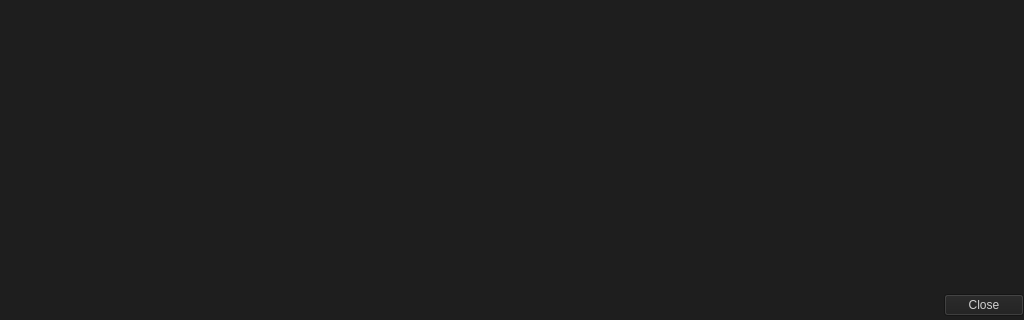
Qt form View/Page/ImageViewerPage.ui (altay-brusan/etrek) before a commit; both pictures show x 0 to 1024 and y 448 to 768 of the 1024 by 768 pixel window.
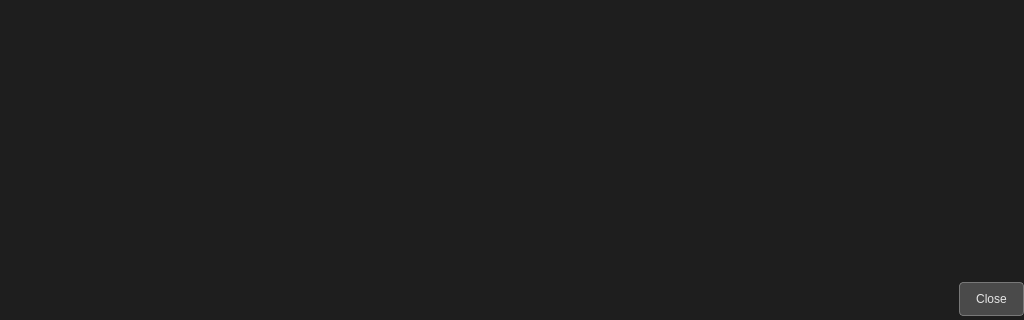
The same form after that commit.

Commit message:
Update QPushButton styles for consistent UI design
Enhanced QPushButton appearance and behavior across multiple `.ui` files:
- Added CSS-like styles for border, border-radius, background, text color, padding, and minimum height.
- Defined hover, pressed, focus, and disabled states for improved interactivity.
- Replaced `color: rgb(208, 208, 208);` with new button-specific styles.
- Updated `WorklistPage.ui` to include font size adjustments and consistent button styles.

These changes ensure a modern, unified, and polished user interface.

```diff
--- a/View/Page/ImageViewerPage.ui
+++ b/View/Page/ImageViewerPage.ui
@@ -59,7 +59,29 @@
       </font>
      </property>
      <property name="styleSheet">
-      <string notr="true">color: rgb(208, 208, 208);</string>
+      <string notr="true">QPushButton {
+    border: 1px solid rgb(120, 120, 120);
+    border-radius: 4px;
+    background: rgb(74, 74, 74);
+    color: rgb(230, 230, 230);
+    min-height: 24px;
+    padding: 4px 16px;
+}
+QPushButton:hover {
+    border-color: rgb(160, 160, 160);
+    background: rgb(92, 92, 92);
+}
+QPushButton:pressed {
+    background: rgb(64, 64, 64);
+}
+QPushButton:focus {
+    border-color: rgb(180, 180, 180);
+}
+QPushButton:disabled {
+    border-color: rgb(80, 80, 80);
+    background: rgb(60, 60, 60);
+    color: rgb(130, 130, 130);
+}</string>
      </property>
      <property name="standardButtons">
       <set>QDialogButtonBox::StandardButton::Close</set>
```
The commit also changes 3 other files.
